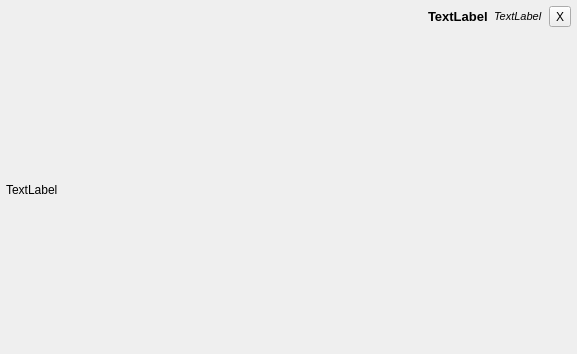
DiamondHawk8/Oculus, file ui/comment_widget.ui: the form before one commit.
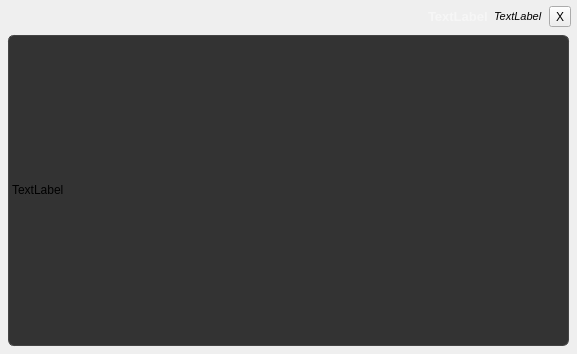
The form after the commit.

Commit message: Revise comment widget and panel UI

Diff of the .ui file:
```diff
--- a/ui/comment_widget.ui
+++ b/ui/comment_widget.ui
@@ -70,6 +70,9 @@
          <bold>true</bold>
         </font>
        </property>
+       <property name="styleSheet">
+        <string notr="true">color:#f6f6f6;</string>
+       </property>
        <property name="text">
         <string>TextLabel</string>
        </property>
@@ -105,6 +108,9 @@
        <verstretch>0</verstretch>
       </sizepolicy>
      </property>
+     <property name="styleSheet">
+      <string notr="true">border:1px solid #444; border-radius:6px; background:#333; margin:2px;</string>
+     </property>
      <property name="text">
       <string>TextLabel</string>
      </property>
```
The commit also changes 5 other files.
